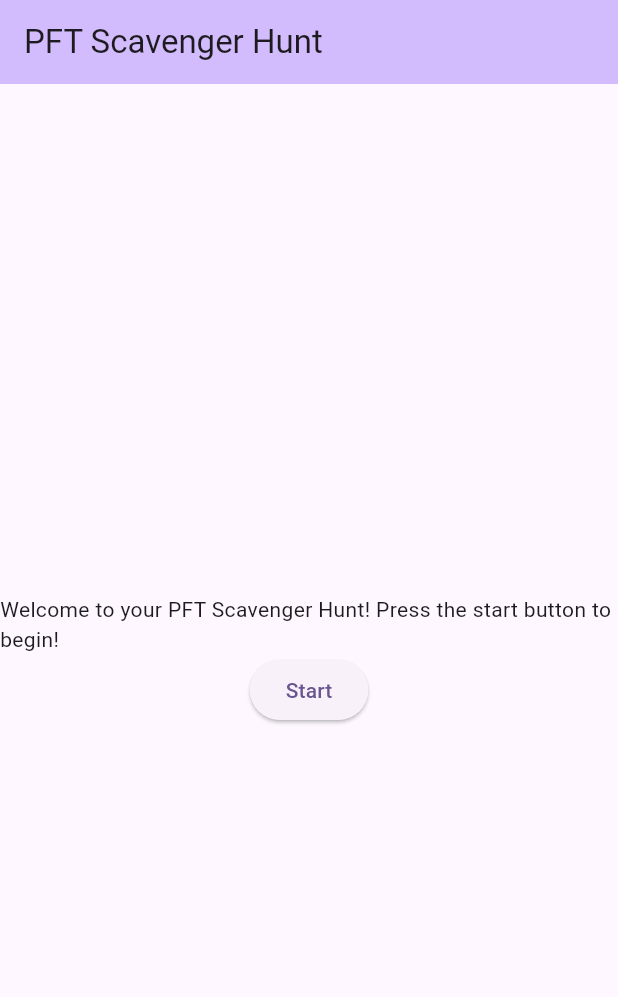
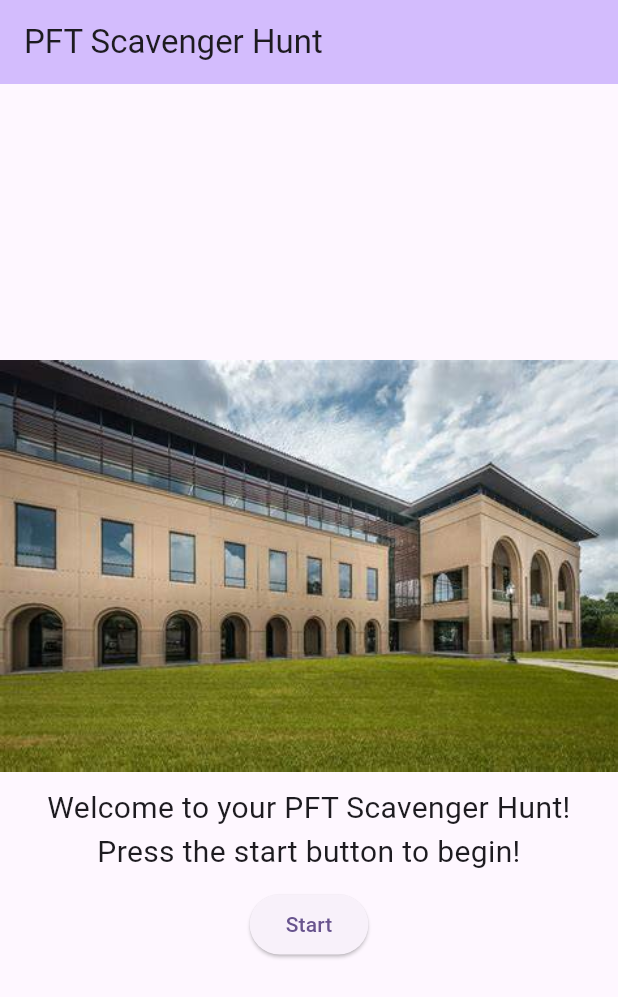
Before and after one commit to JaredArrowood/scavenger-hunt, a Flutter app: the screen it shows after launch, on a phone screen of 412 x 824 dp. Shown: the top 997 px of the screen. Run offline on Flutter 3.47's test engine with Material 3 defaults, Android fonts, the light colour scheme and no system bars.

Commit message:
PFT image added with text changes

```diff
--- a/Code/scavenger_hunt_app/lib/QuestionScreen1.dart
+++ b/Code/scavenger_hunt_app/lib/QuestionScreen1.dart
@@ -11,6 +11,7 @@ class QuestionScreen1State extends State<QuestionScreen1> {
   final TextEditingController _controller = TextEditingController();
   bool _isCorrect = false;
 
+  //fill this in with a correct answer to the question
   void _checkAnswer() {
     if (_controller.text.toLowerCase() == 'correct answer') {
       setState(() {
@@ -32,6 +33,7 @@ class QuestionScreen1State extends State<QuestionScreen1> {
             mainAxisAlignment: MainAxisAlignment.center,
             children: <Widget>[
               Text(
+                //change this to a question about pft
                 'What is the correct answer?',
                 style: TextStyle(fontSize: 24),
                 textAlign: TextAlign.center,
@@ -55,7 +57,7 @@ class QuestionScreen1State extends State<QuestionScreen1> {
                   onPressed: () {
                     // Navigate to the next screen
                   },
-                  child: Text('Next Screen'),
+                  child: Text('Advance to question 2...'),
                 ),
                 SizedBox(height: 10),
                 Text(
--- a/Code/scavenger_hunt_app/lib/main.dart
+++ b/Code/scavenger_hunt_app/lib/main.dart
@@ -49,8 +49,14 @@
         child: Column(
           mainAxisAlignment: MainAxisAlignment.center,
           children: <Widget>[
-            const Text(
-              'Welcome to your PFT Scavenger Hunt! Press the start button to begin!',
+            Image.asset('assets/PFT.jpg'),
+            Padding(
+              padding: const EdgeInsets.all(10.0),
+              child: const Text(
+                'Welcome to your PFT Scavenger Hunt! Press the start button to begin!',
+                style: TextStyle(fontSize: 20, fontFamily: 'Roboto'),
+                textAlign: TextAlign.center,
+              ),
             ),
             ElevatedButton(
               onPressed: () {
```
Also changed, not shown: Code/scavenger_hunt_app/pubspec.yaml (+3 -4 lines), Code/scavenger_hunt_app/assets/PFT.jpg (added).
